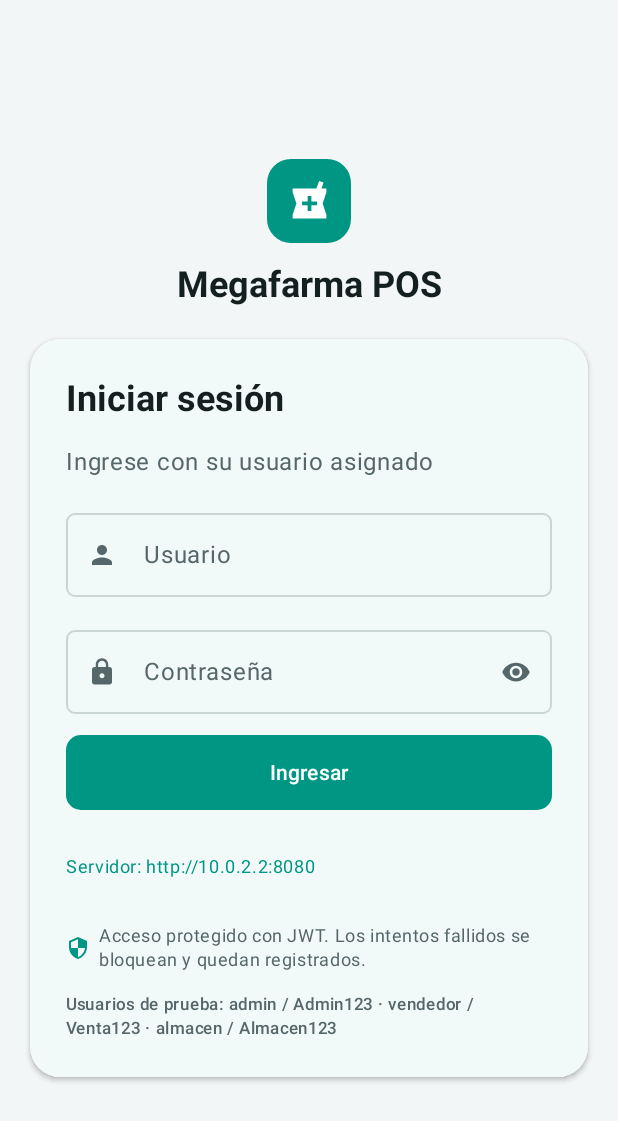
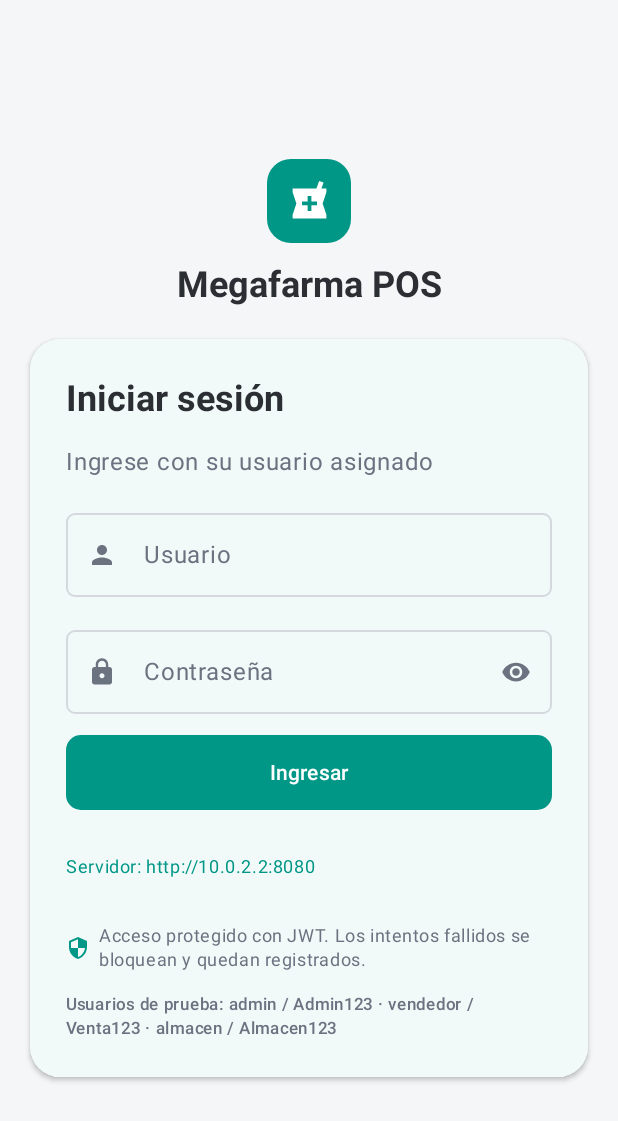
Before and after one commit to JoanRa2007/MegaFarma-Proyecto, an Android app built with Jetpack Compose: the screen it shows after launch (MainActivity), on a phone screen of 412 x 824 dp. Shown: the top 1121 px of the screen. Run offline under Robolectric (Android 15) with nearby library versions, the phone set to English and light mode, and no system bars.

Commit message:
feat(tema): paleta neutra con menu casi negro y acento verde agua
Colores tomados de las capturas de Sysfarma: menu #17191A, seleccion #4DB5AB con texto oscuro, contenido blanco con grises neutros, cabecera de tabla #F9FBFC y estados verde/naranja/rojo/azul suaves.

```diff
--- a/megafarma-app/shared/src/commonMain/kotlin/pe/edu/upeu/megafarma/app/presentation/tema/Tema.kt
+++ b/megafarma-app/shared/src/commonMain/kotlin/pe/edu/upeu/megafarma/app/presentation/tema/Tema.kt
@@ -10,65 +10,65 @@ import androidx.compose.ui.graphics.Color
 import androidx.compose.ui.unit.dp
 
 /*
- * Identidad visual de Megafarma (Material 3), inspirada en los sistemas de
- * boticas del mercado: verde azulado como color principal, menu lateral
- * oscuro, superficies blancas y rojo solo para acciones destructivas.
+ * Identidad visual de Megafarma (Material 3), tomada de los sistemas de boticas
+ * del mercado: menu lateral casi negro, contenido blanco con grises neutros,
+ * verde agua como acento y etiquetas de color suave con borde.
  */
 private val Claro = lightColorScheme(
-    primary = Color(0xFF009684),
+    primary = Color(0xFF009786),
     onPrimary = Color.White,
-    primaryContainer = Color(0xFFCCEFEA),
-    onPrimaryContainer = Color(0xFF00382F),
-    secondary = Color(0xFF2A5A54),
-    onSecondary = Color.White,
-    secondaryContainer = Color(0xFFDCEFEC),
-    onSecondaryContainer = Color(0xFF1B3F3A),
-    tertiary = Color(0xFFE8892B),
+    primaryContainer = Color(0xFFE2F4F1),
+    onPrimaryContainer = Color(0xFF0B4A43),
+    secondary = Color(0xFF4DB5AB),
+    onSecondary = Color(0xFF0E2424),
+    secondaryContainer = Color(0xFFE6F5F3),
+    onSecondaryContainer = Color(0xFF16423D),
+    tertiary = Color(0xFFD4932F),
     onTertiary = Color.White,
-    background = Color(0xFFF3F6F6),
-    onBackground = Color(0xFF13201F),
+    background = Color(0xFFF5F6F8),
+    onBackground = Color(0xFF2B2F33),
     surface = Color.White,
-    onSurface = Color(0xFF13201F),
-    surfaceVariant = Color(0xFFEAF1F0),
-    onSurfaceVariant = Color(0xFF55676A),
+    onSurface = Color(0xFF2B2F33),
+    surfaceVariant = Color(0xFFF9FBFC),
+    onSurfaceVariant = Color(0xFF6B7280),
     surfaceContainerLowest = Color.White,
     surfaceContainerLow = Color.White,
-    surfaceContainer = Color(0xFFF1F5F4),
-    surfaceContainerHigh = Color(0xFFF7FAF9),
-    surfaceContainerHighest = Color(0xFFE5EDEC),
-    outline = Color(0xFFC9D6D4),
-    outlineVariant = Color(0xFFE2EAE9),
-    error = Color(0xFFD22A3C),
-    errorContainer = Color(0xFFFCE4E6),
-    onErrorContainer = Color(0xFF7A1420)
+    surfaceContainer = Color(0xFFF9FBFC),
+    surfaceContainerHigh = Color(0xFFF5F6F8),
+    surfaceContainerHighest = Color(0xFFEDEFF2),
+    outline = Color(0xFFD5D9DD),
+    outlineVariant = Color(0xFFE9ECEF),
+    error = Color(0xFFDF5D5D),
+    errorContainer = Color(0xFFFDECEC),
+    onErrorContainer = Color(0xFF8A2525)
 )
 
 private val Oscuro = darkColorScheme(
-    primary = Color(0xFF3CC9B5),
-    onPrimary = Color(0xFF00382F),
-    primaryContainer = Color(0xFF0A4F46),
-    onPrimaryContainer = Color(0xFFC4F2EA),
-    secondary = Color(0xFF8CC7BF),
-    onSecondary = Color(0xFF0E2A27),
-    secondaryContainer = Color(0xFF1F403C),
-    onSecondaryContainer = Color(0xFFC9ECE6),
-    tertiary = Color(0xFFF5A75A),
-    background = Color(0xFF0D1817),
-    onBackground = Color(0xFFE1ECEA),
-    surface = Color(0xFF13211F),
-    onSurface = Color(0xFFE1ECEA),
-    surfaceVariant = Color(0xFF1C2D2B),
-    onSurfaceVariant = Color(0xFF9AB0AD),
-    surfaceContainerLowest = Color(0xFF0F1C1A),
-    surfaceContainerLow = Color(0xFF142321),
-    surfaceContainer = Color(0xFF182826),
-    surfaceContainerHigh = Color(0xFF1C2E2C),
-    surfaceContainerHighest = Color(0xFF243836),
-    outline = Color(0xFF34504C),
-    outlineVariant = Color(0xFF24393A),
-    error = Color(0xFFF2737E),
-    errorContainer = Color(0xFF4E1219),
-    onErrorContainer = Color(0xFFFCD0D4)
+    primary = Color(0xFF4DB5AB),
+    onPrimary = Color(0xFF0E2424),
+    primaryContainer = Color(0xFF1D4642),
+    onPrimaryContainer = Color(0xFFCDEDE9),
+    secondary = Color(0xFF4DB5AB),
+    onSecondary = Color(0xFF0E2424),
+    secondaryContainer = Color(0xFF1F3A37),
+    onSecondaryContainer = Color(0xFFCDEDE9),
+    tertiary = Color(0xFFE0A856),
+    background = Color(0xFF111213),
+    onBackground = Color(0xFFE4E6E8),
+    surface = Color(0xFF1A1C1E),
+    onSurface = Color(0xFFE4E6E8),
+    surfaceVariant = Color(0xFF212427),
+    onSurfaceVariant = Color(0xFF9CA3AA),
+    surfaceContainerLowest = Color(0xFF151718),
+    surfaceContainerLow = Color(0xFF1A1C1E),
+    surfaceContainer = Color(0xFF212427),
+    surfaceContainerHigh = Color(0xFF26292C),
+    surfaceContainerHighest = Color(0xFF2D3134),
+    outline = Color(0xFF3A3F44),
+    outlineVariant = Color(0xFF2A2E32),
+    error = Color(0xFFF08080),
+    errorContainer = Color(0xFF4A1C1C),
+    onErrorContainer = Color(0xFFFAD4D4)
 )
 
 /*
@@ -77,14 +77,15 @@ private val Oscuro = darkColorScheme(
  */
 object ColoresMarca {
     /* Menu lateral (igual en modo claro y oscuro). */
-    val menuFondo = Color(0xFF1F4A45)
-    val menuTexto = Color(0xFFD7E8E5)
-    val menuTextoSuave = Color(0xFF8FB3AE)
-    val menuSeleccion = Color(0xFF009684)
-    val menuDivisor = Color(0xFF2E5D57)
+    val menuFondo = Color(0xFF17191A)
+    val menuTexto = Color(0xFFA5A9AC)
+    val menuTextoSuave = Color(0xFF6B6D71)
+    val menuSeleccion = Color(0xFF4DB5AB)
+    val menuSeleccionTexto = Color(0xFF0E2424)
+    val menuDivisor = Color(0xFF26292B)
 
     /* Degradado de la pantalla de inicio de sesion y de la bienvenida. */
-    val degradado = listOf(Color(0xFF009684), Color(0xFF00786A), Color(0xFF1F4A45))
+    val degradado = listOf(Color(0xFF4DB5AB), Color(0xFF009786), Color(0xFF1F6F68))
 }
 
 private val Formas = Shapes(
@@ -97,12 +98,12 @@ private val Formas = Shapes(
 
 /* Colores de estado usados en etiquetas e indicadores. */
 object ColoresEstado {
-    val ok = Color(0xFF1E9E6A)
-    val alerta = Color(0xFFE8892B)
-    val peligro = Color(0xFFD22A3C)
-    val aviso = Color(0xFFD9A21B)
-    val info = Color(0xFF2F7FC1)
-    val neutro = Color(0xFF64748B)
+    val ok = Color(0xFF5FAE3E)
+    val alerta = Color(0xFFD4932F)
+    val peligro = Color(0xFFDF5D5D)
+    val aviso = Color(0xFFD4A45B)
+    val info = Color(0xFF3B82F6)
+    val neutro = Color(0xFF8A9099)
 }
 
 @Composable
```
